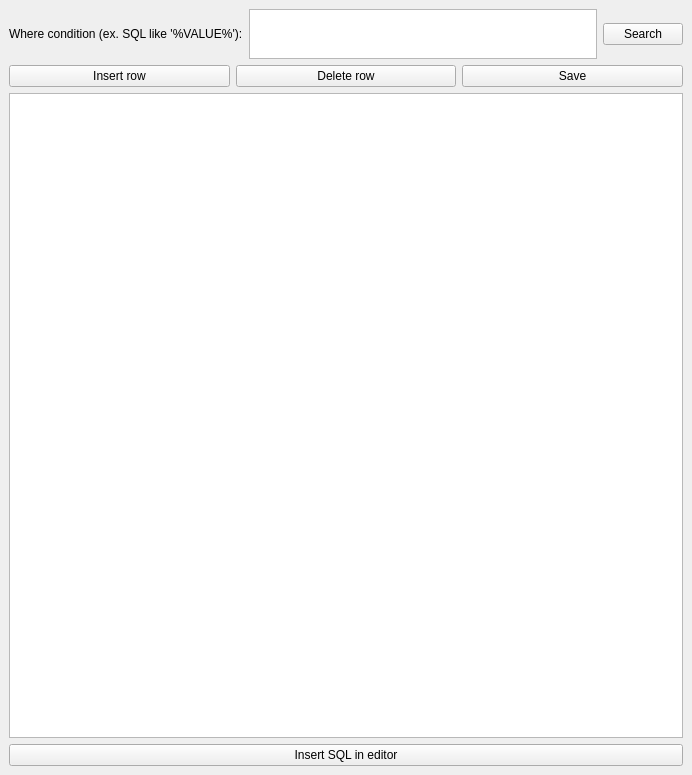
Old version of the form source/qtdesigner/preferred_sql_ui.ui in the repository MValaguz/MSql.
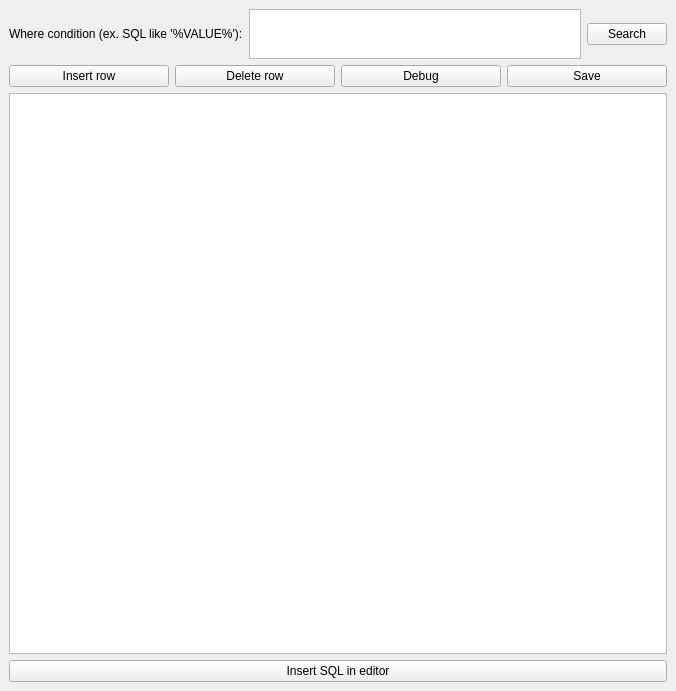
New version of the form. Icons and pictures are not drawn.

```diff
--- a/source/qtdesigner/preferred_sql_ui.ui
+++ b/source/qtdesigner/preferred_sql_ui.ui
@@ -6,8 +6,8 @@
    <rect>
     <x>0</x>
     <y>0</y>
-    <width>692</width>
-    <height>775</height>
+    <width>676</width>
+    <height>691</height>
    </rect>
   </property>
   <property name="windowTitle">
@@ -90,6 +90,17 @@
         </property>
        </widget>
       </item>
+      <item>
+       <widget class="QPushButton" name="b_debug">
+        <property name="text">
+         <string>Debug</string>
+        </property>
+        <property name="icon">
+         <iconset resource="resource.qrc">
+          <normaloff>:/icons/icons/debug.png</normaloff>:/icons/icons/debug.png</iconset>
+        </property>
+       </widget>
+      </item>
       <item>
        <widget class="QPushButton" name="b_save_rows">
         <property name="text">
@@ -104,7 +115,11 @@
      </layout>
     </item>
     <item row="2" column="0">
-     <widget class="QTableWidget" name="o_tabella"/>
+     <widget class="QTableWidget" name="o_tabella">
+      <property name="sortingEnabled">
+       <bool>true</bool>
+      </property>
+     </widget>
     </item>
     <item row="3" column="0">
      <layout class="QHBoxLayout" name="horizontalLayout_3">
```
Left out of the diff: 32 changed lines with no effect on the pictures.
